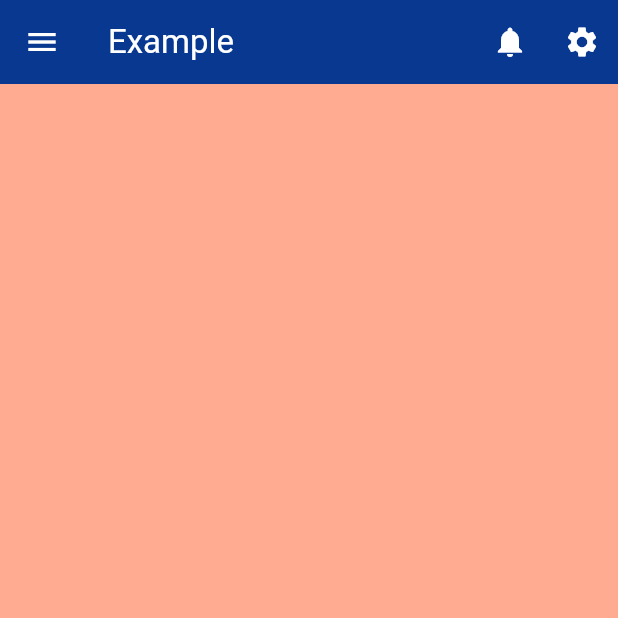
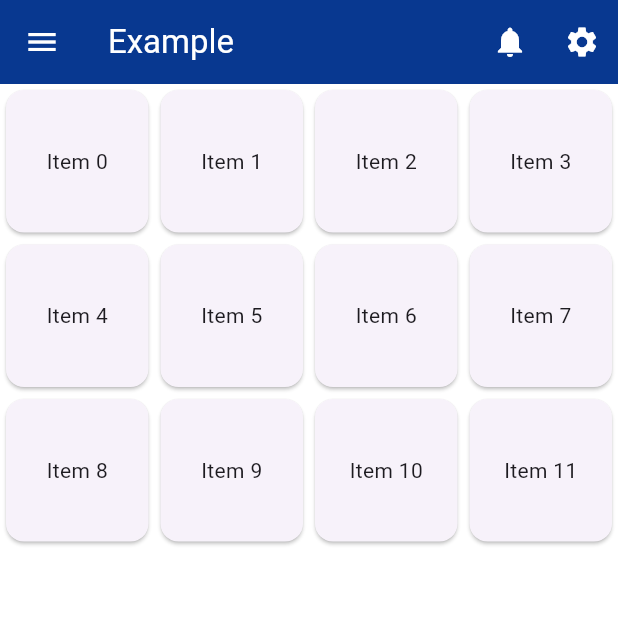
Before and after one commit to GiovaniFZ/App-flutter, a Flutter app: the screen it shows after launch, on a phone screen of 412 x 824 dp, the top half of it. Run offline on Flutter 3.47's test engine with Material 3 defaults, Android fonts, the phone set to English and light mode, and no system bars.

```diff
--- a/lib/main.dart
+++ b/lib/main.dart
@@ -32,13 +32,14 @@ class MainApp extends StatelessWidget {
             ),
           ],
         ),
-        body: ListView(
-          scrollDirection: Axis.horizontal,
-          children: [
-            Container(width: 1000, height: 300, color: Colors.deepOrange[200]),
-            Container(width: 300, height: 300, color: Colors.deepOrange[300]),
-            Container(width: 300, height: 300, color: Colors.blue[100]),
-          ],
+        body: GridView.builder(
+          gridDelegate: SliverGridDelegateWithFixedCrossAxisCount(
+            crossAxisCount: 4,
+          ),
+          itemCount: 12,
+          itemBuilder: (context, index) {
+            return Card(child: Center(child: Text('Item $index')));
+          },
         ),
       ),
     );
```
